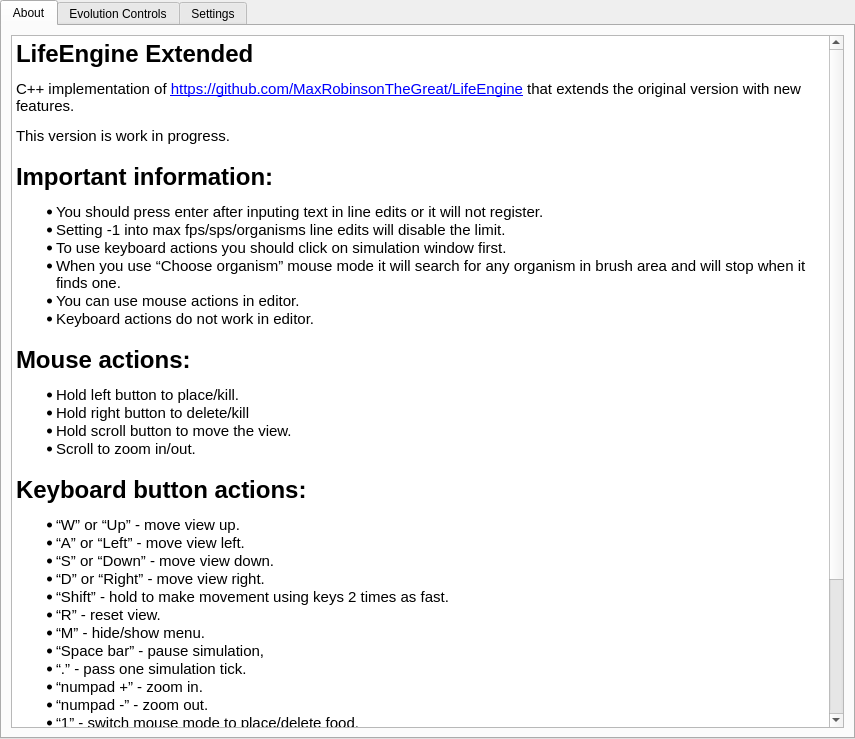
Old version of the form Source/UiFiles/info.ui in the repository SuperSpaceEye/LifeEngineExtended.
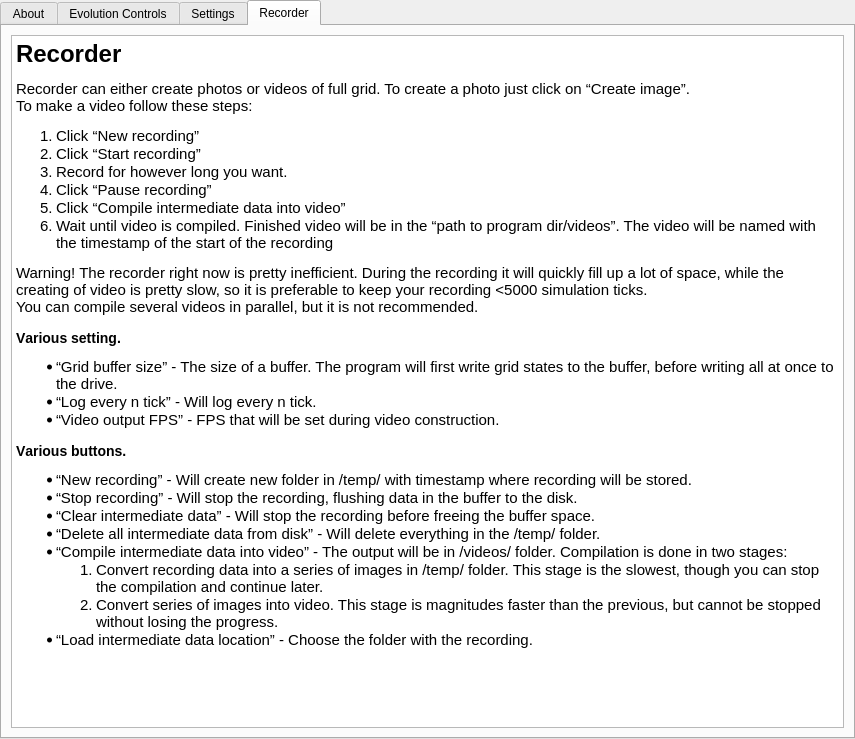
New version of the form. The open tabs and pages were chosen to show the change.

Commit message: Finishing touches for video recorder.

What changed in the file:
```diff
--- a/Source/UiFiles/info.ui
+++ b/Source/UiFiles/info.ui
@@ -144,6 +144,45 @@
        </item>
       </layout>
      </widget>
+     <widget class="QWidget" name="recorder_tab">
+      <attribute name="title">
+       <string>Recorder</string>
+      </attribute>
+      <layout class="QVBoxLayout" name="verticalLayout_4">
+       <item>
+        <widget class="QTextEdit" name="textEdit_4">
+         <property name="html">
+          <string>&lt;!DOCTYPE HTML PUBLIC &quot;-//W3C//DTD HTML 4.0//EN&quot; &quot;http://www.w3.org/TR/REC-html40/strict.dtd&quot;&gt;
+&lt;html&gt;&lt;head&gt;&lt;meta name=&quot;qrichtext&quot; content=&quot;1&quot; /&gt;&lt;style type=&quot;text/css&quot;&gt;
+p, li { white-space: pre-wrap; }
+&lt;/style&gt;&lt;/head&gt;&lt;body style=&quot; font-family:'Ubuntu'; font-size:11pt; font-weight:400; font-style:normal;&quot;&gt;
+&lt;h1 style=&quot; margin-top:18px; margin-bottom:12px; margin-left:0px; margin-right:0px; -qt-block-indent:0; text-indent:0px;&quot;&gt;&lt;a name=&quot;Recorder_0&quot;&gt;&lt;/a&gt;&lt;span style=&quot; font-size:xx-large; font-weight:600;&quot;&gt;R&lt;/span&gt;&lt;span style=&quot; font-size:xx-large; font-weight:600;&quot;&gt;ecorder&lt;/span&gt;&lt;/h1&gt;
+&lt;p style=&quot; margin-top:12px; margin-bottom:12px; margin-left:0px; margin-right:0px; -qt-block-indent:0; text-indent:0px;&quot;&gt;Recorder can either create photos or videos of full grid. To create a photo just click on “Create image”.&lt;br /&gt;To make a video follow these steps:&lt;/p&gt;
+&lt;ol style=&quot;margin-top: 0px; margin-bottom: 0px; margin-left: 0px; margin-right: 0px; -qt-list-indent: 1;&quot;&gt;&lt;li style=&quot; margin-top:12px; margin-bottom:0px; margin-left:0px; margin-right:0px; -qt-block-indent:0; text-indent:0px;&quot;&gt;Click “New recording”&lt;/li&gt;
+&lt;li style=&quot; margin-top:0px; margin-bottom:0px; margin-left:0px; margin-right:0px; -qt-block-indent:0; text-indent:0px;&quot;&gt;Click “Start recording”&lt;/li&gt;
+&lt;li style=&quot; margin-top:0px; margin-bottom:0px; margin-left:0px; margin-right:0px; -qt-block-indent:0; text-indent:0px;&quot;&gt;Record for however long you want.&lt;/li&gt;
+&lt;li style=&quot; margin-top:0px; margin-bottom:0px; margin-left:0px; margin-right:0px; -qt-block-indent:0; text-indent:0px;&quot;&gt;Click “Pause recording”&lt;/li&gt;
+&lt;li style=&quot; margin-top:0px; margin-bottom:0px; margin-left:0px; margin-right:0px; -qt-block-indent:0; text-indent:0px;&quot;&gt;Click “Compile intermediate data into video”&lt;/li&gt;
+&lt;li style=&quot; margin-top:0px; margin-bottom:12px; margin-left:0px; margin-right:0px; -qt-block-indent:0; text-indent:0px;&quot;&gt;Wait until video is compiled. Finished video will be in the “path to program dir/videos”. The video will be named with the timestamp of the start of the recording&lt;/li&gt;&lt;/ol&gt;
+&lt;p style=&quot; margin-top:12px; margin-bottom:12px; margin-left:0px; margin-right:0px; -qt-block-indent:0; text-indent:0px;&quot;&gt;Warning! The recorder right now is pretty inefficient. During the recording it will quickly fill up a lot of space, while the creating of video is pretty slow, so it is preferable to keep your recording &amp;lt;5000 simulation ticks.&lt;br /&gt;You can compile several videos in parallel, but it is not recommended.&lt;/p&gt;
+&lt;h3 style=&quot; margin-top:14px; margin-bottom:12px; margin-left:0px; margin-right:0px; -qt-block-indent:0; text-indent:0px;&quot;&gt;&lt;a name=&quot;Various_setting_13&quot;&gt;&lt;/a&gt;&lt;span style=&quot; font-size:large; font-weight:600;&quot;&gt;V&lt;/span&gt;&lt;span style=&quot; font-size:large; font-weight:600;&quot;&gt;arious setting.&lt;/span&gt;&lt;/h3&gt;
+&lt;ul style=&quot;margin-top: 0px; margin-bottom: 0px; margin-left: 0px; margin-right: 0px; -qt-list-indent: 1;&quot;&gt;&lt;li style=&quot; margin-top:12px; margin-bottom:0px; margin-left:0px; margin-right:0px; -qt-block-indent:0; text-indent:0px;&quot;&gt;“Grid buffer size” - The size of a buffer. The program will first write grid states to the buffer, before writing all at once to the drive.&lt;/li&gt;
+&lt;li style=&quot; margin-top:0px; margin-bottom:0px; margin-left:0px; margin-right:0px; -qt-block-indent:0; text-indent:0px;&quot;&gt;“Log every n tick” - Will log every n tick.&lt;/li&gt;
+&lt;li style=&quot; margin-top:0px; margin-bottom:12px; margin-left:0px; margin-right:0px; -qt-block-indent:0; text-indent:0px;&quot;&gt;“Video output FPS” - FPS that will be set during video construction.&lt;/li&gt;&lt;/ul&gt;
+&lt;h3 style=&quot; margin-top:14px; margin-bottom:12px; margin-left:0px; margin-right:0px; -qt-block-indent:0; text-indent:0px;&quot;&gt;&lt;a name=&quot;Various_buttons_18&quot;&gt;&lt;/a&gt;&lt;span style=&quot; font-size:large; font-weight:600;&quot;&gt;V&lt;/span&gt;&lt;span style=&quot; font-size:large; font-weight:600;&quot;&gt;arious buttons.&lt;/span&gt;&lt;/h3&gt;
+&lt;ul style=&quot;margin-top: 0px; margin-bottom: 0px; margin-left: 0px; margin-right: 0px; -qt-list-indent: 1;&quot;&gt;&lt;li style=&quot; margin-top:12px; margin-bottom:0px; margin-left:0px; margin-right:0px; -qt-block-indent:0; text-indent:0px;&quot;&gt;“New recording” - Will create new folder in /temp/ with timestamp where recording will be stored.&lt;/li&gt;
+&lt;li style=&quot; margin-top:0px; margin-bottom:0px; margin-left:0px; margin-right:0px; -qt-block-indent:0; text-indent:0px;&quot;&gt;“Stop recording” - Will stop the recording, flushing data in the buffer to the disk.&lt;/li&gt;
+&lt;li style=&quot; margin-top:0px; margin-bottom:0px; margin-left:0px; margin-right:0px; -qt-block-indent:0; text-indent:0px;&quot;&gt;“Clear intermediate data” - Will stop the recording before freeing the buffer space.&lt;/li&gt;
+&lt;li style=&quot; margin-top:0px; margin-bottom:0px; margin-left:0px; margin-right:0px; -qt-block-indent:0; text-indent:0px;&quot;&gt;“Delete all intermediate data from disk” - Will delete everything in the /temp/ folder.&lt;/li&gt;
+&lt;li style=&quot; margin-top:0px; margin-bottom:0px; margin-left:0px; margin-right:0px; -qt-block-indent:0; text-indent:0px;&quot;&gt;“Compile intermediate data into video” - The output will be in /videos/ folder. Compilation is done in two stages:&lt;/li&gt;
+&lt;ol style=&quot;margin-top: 0px; margin-bottom: 0px; margin-left: 0px; margin-right: 0px; -qt-list-indent: 2;&quot;&gt;&lt;li style=&quot; margin-top:0px; margin-bottom:0px; margin-left:0px; margin-right:0px; -qt-block-indent:0; text-indent:0px;&quot;&gt;Convert recording data into a series of images in /temp/ folder. This stage is the slowest, though you can stop the compilation and continue later.&lt;/li&gt;
+&lt;li style=&quot; margin-top:0px; margin-bottom:0px; margin-left:0px; margin-right:0px; -qt-block-indent:0; text-indent:0px;&quot;&gt;Convert series of images into video. This stage is magnitudes faster than the previous, but cannot be stopped without losing the progress.&lt;/li&gt;&lt;/ol&gt;
+&lt;li style=&quot; margin-top:0px; margin-bottom:12px; margin-left:0px; margin-right:0px; -qt-block-indent:0; text-indent:0px;&quot;&gt;“Load intermediate data location” - Choose the folder with the recording.&lt;/li&gt;&lt;/ul&gt;&lt;/body&gt;&lt;/html&gt;</string>
+         </property>
+        </widget>
+       </item>
+      </layout>
+     </widget>
     </widget>
    </item>
   </layout>
```
Left out of the diff: 2 changed lines with no effect on the pictures. The commit also changes 6 other files.
